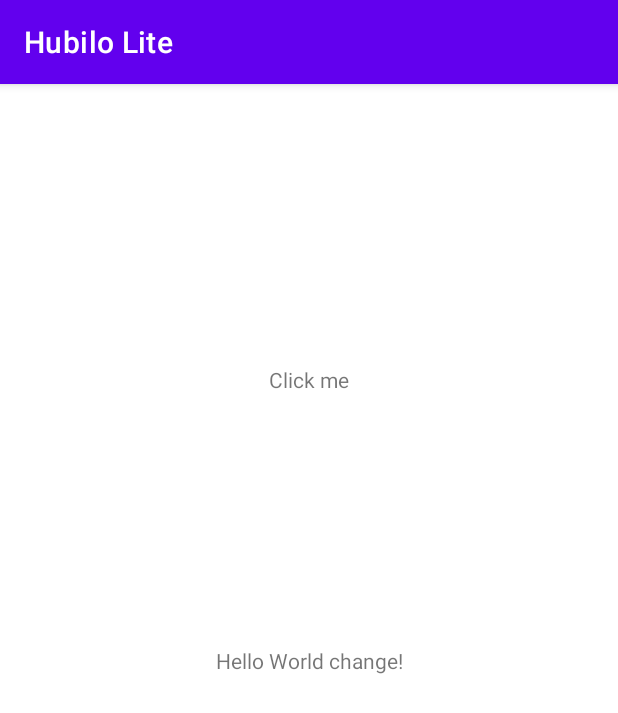
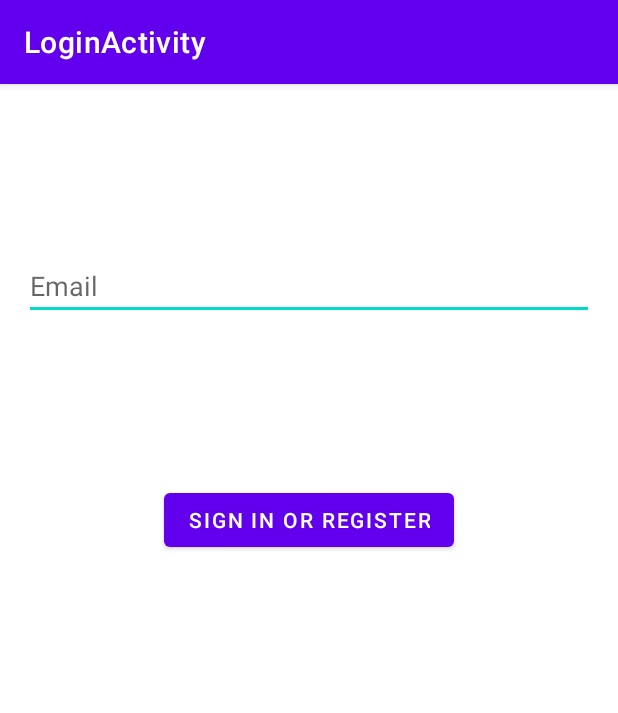
Before and after one commit to savinsharma/hubilo-lite, an Android app: the screen it shows after launch (MainActivity before the commit, LoginActivity after it), on a phone screen of 412 x 824 dp. Shown: the top 713 px of the screen. Run offline under Robolectric (Android 15) with nearby library versions, the phone set to English and light mode, and no system bars; 2 statements that could not run were skipped.

Commit message:
Working on login module

```diff
--- a/app/build.gradle
+++ b/app/build.gradle
@@ -29,6 +29,9 @@ android {
     kotlinOptions {
         jvmTarget = '1.8'
     }
+    buildFeatures {
+        viewBinding true
+    }
 }
 
 dependencies {
@@ -37,6 +40,9 @@ dependencies {
     implementation 'androidx.appcompat:appcompat:1.4.1'
     implementation 'com.google.android.material:material:1.5.0'
     implementation 'androidx.constraintlayout:constraintlayout:2.1.3'
+    implementation 'androidx.annotation:annotation:1.3.0'
+    implementation 'androidx.lifecycle:lifecycle-livedata-ktx:2.4.1'
+    implementation 'androidx.lifecycle:lifecycle-viewmodel-ktx:2.4.1'
     testImplementation 'junit:junit:4.13.2'
     androidTestImplementation 'androidx.test.ext:junit:1.1.3'
     androidTestImplementation 'androidx.test.espresso:espresso-core:3.4.0'
--- /dev/null
+++ b/app/src/main/java/com/hubilo/lite/LoginActivity.kt
@@ -0,0 +1,38 @@
+package com.hubilo.lite
+
+import android.os.Bundle
+import android.view.View
+import android.widget.Button
+import android.widget.EditText
+import androidx.appcompat.app.AppCompatActivity
+import com.hubilo.lite.apipack.ApiCallResponseCallBack
+import com.hubilo.lite.apipack.CommonResponse
+import com.hubilo.lite.apipack.LoginHelper
+
+class LoginActivity :AppCompatActivity() {
+
+    override fun onCreate(savedInstanceState: Bundle?) {
+        super.onCreate(savedInstanceState)
+        setContentView(R.layout.activity_login)
+
+        val edtUsername = findViewById<EditText>(R.id.username)
+        val edtPassword = findViewById<EditText>(R.id.password)
+        val btnLogin = findViewById<Button>(R.id.login)
+
+        btnLogin.setOnClickListener {
+            val email = edtUsername.text.toString()
+            val token = "eyJhbGciOiJIUzI1NiJ9.eyJ1c2VyIjp7fSwiZXZlbnQiOnsib3JnYW5pc2VyX2lkIjo2NjU5NCwiZXZlbnRfaWQiOjExNTA1LCJkZXZpY2VfdHlwZSI6IldFQiIsImFwaV9rZXkiOiJkODVmYWIyODAyOGQ0MDdlYTc5NTBkNzA0YTQ4NjUwOCIsImxhbmd1YWdlX21ldGFfaWQiOjB9fQ.nxCIISI4DEsxyEDBEpli0k45-a-gLfkTnHHw9zqhLzs"
+            LoginHelper.checkLogin(this, this, email, token, object : ApiCallResponseCallBack {
+                override fun onError(error: String) {
+
+                }
+
+                override fun onSuccess(mainResponse: CommonResponse<Any>) {
+                    if(mainResponse.status == true){
+                        edtPassword.visibility = View.VISIBLE
+                    }
+                }
+            })
+        }
+    }
+}
--- a/app/src/main/java/com/hubilo/lite/MainActivity.kt
+++ b/app/src/main/java/com/hubilo/lite/MainActivity.kt
@@ -9,8 +9,5 @@ class MainActivity : AppCompatActivity() {
     override fun onCreate(savedInstanceState: Bundle?) {
         super.onCreate(savedInstanceState)
         setContentView(R.layout.activity_main_prjt)
-        val email = "vivek@hubilo.com"
-        val token = "eyJhbGciOiJIUzI1NiJ9.eyJ1c2VyIjp7fSwiZXZlbnQiOnsib3JnYW5pc2VyX2lkIjo2NjU5NCwiZXZlbnRfaWQiOjExNTA1LCJkZXZpY2VfdHlwZSI6IldFQiIsImFwaV9rZXkiOiJkODVmYWIyODAyOGQ0MDdlYTc5NTBkNzA0YTQ4NjUwOCIsImxhbmd1YWdlX21ldGFfaWQiOjB9fQ.nxCIISI4DEsxyEDBEpli0k45-a-gLfkTnHHw9zqhLzs"
-        LoginHelper.checkLogin(this, this, email, token)
     }
 }
--- /dev/null
+++ b/app/src/main/java/com/hubilo/lite/SplashScreenActivity.kt
@@ -0,0 +1,40 @@
+package com.hubilo.lite
+
+import androidx.appcompat.app.AppCompatActivity
+import android.annotation.SuppressLint
+import android.content.Intent
+import android.graphics.Color
+import android.os.Bundle
+import android.os.Handler
+import android.os.Looper
+import android.view.View
+import com.hubilo.lite.databinding.ActivitySplashScreenBinding
+
+/**
+ * An example full-screen activity that shows and hides the system UI (i.e.
+ * status bar and navigation/system bar) with user interaction.
+ */
+class SplashScreenActivity : AppCompatActivity() {
+
+    private lateinit var binding: ActivitySplashScreenBinding
+
+    @SuppressLint("ClickableViewAccessibility")
+    override fun onCreate(savedInstanceState: Bundle?) {
+        super.onCreate(savedInstanceState)
+
+        window?.decorView?.systemUiVisibility = (View.SYSTEM_UI_FLAG_LAYOUT_STABLE
+                or View.SYSTEM_UI_FLAG_LAYOUT_FULLSCREEN)
+        window.statusBarColor = Color.TRANSPARENT
+
+        binding = ActivitySplashScreenBinding.inflate(layoutInflater)
+        setContentView(binding.root)
+        supportActionBar?.hide()
+
+        Handler(Looper.getMainLooper()).postDelayed({
+           val loginActivity = Intent(applicationContext, LoginActivity::class.java)
+           startActivity(loginActivity)
+           finish()
+        }, 500)
+    }
+
+}
--- /dev/null
+++ b/app/src/main/res/layout-w1240dp/activity_login.xml
@@ -0,0 +1,69 @@
+<?xml version="1.0" encoding="utf-8"?>
+<androidx.constraintlayout.widget.ConstraintLayout xmlns:android="http://schemas.android.com/apk/res/android"
+    xmlns:app="http://schemas.android.com/apk/res-auto"
+    xmlns:tools="http://schemas.android.com/tools"
+    android:id="@+id/container"
+    android:layout_width="match_parent"
+    android:layout_height="match_parent"
+    android:paddingLeft="@dimen/activity_horizontal_margin"
+    android:paddingTop="@dimen/activity_vertical_margin"
+    android:paddingRight="@dimen/activity_horizontal_margin"
+    android:paddingBottom="@dimen/activity_vertical_margin"
+    tools:context=".ui.login.LoginActivity">
+
+    <EditText
+        android:id="@+id/username"
+        android:layout_width="0dp"
+        android:layout_height="wrap_content"
+        android:layout_marginTop="96dp"
+        android:hint="@string/prompt_email"
+        android:inputType="textEmailAddress"
+        android:selectAllOnFocus="true"
+        app:layout_constraintEnd_toEndOf="parent"
+        app:layout_constraintStart_toStartOf="parent"
+        app:layout_constraintTop_toTopOf="parent" />
+
+    <EditText
+        android:id="@+id/password"
+        android:layout_width="0dp"
+        android:layout_height="wrap_content"
+        android:layout_marginTop="8dp"
+        android:hint="@string/prompt_password"
+        android:imeActionLabel="@string/action_sign_in_short"
+        android:imeOptions="actionDone"
+        android:inputType="textPassword"
+        android:selectAllOnFocus="true"
+        app:layout_constraintEnd_toEndOf="parent"
+        app:layout_constraintStart_toStartOf="parent"
+        app:layout_constraintTop_toBottomOf="@+id/username" />
+
+    <Button
+        android:id="@+id/login"
+        android:layout_width="wrap_content"
+        android:layout_height="wrap_content"
+        android:layout_gravity="start"
+        android:layout_marginTop="16dp"
+        android:layout_marginBottom="64dp"
+        android:enabled="false"
+        android:text="@string/action_sign_in"
+        app:layout_constraintBottom_toBottomOf="parent"
+        app:layout_constraintEnd_toEndOf="parent"
+        app:layout_constraintStart_toStartOf="parent"
+        app:layout_constraintTop_toBottomOf="@+id/password"
+        app:layout_constraintVertical_bias="0.2" />
+
+    <ProgressBar
+        android:id="@+id/loading"
+        android:layout_width="wrap_content"
+        android:layout_height="wrap_content"
+        android:layout_gravity="center"
+        android:layout_marginTop="64dp"
+        android:layout_marginBottom="64dp"
+        android:visibility="gone"
+        app:layout_constraintBottom_toBottomOf="parent"
+        app:layout_constraintEnd_toEndOf="@+id/password"
+        app:layout_constraintStart_toStartOf="@+id/password"
+        app:layout_constraintTop_toTopOf="parent"
+        app:layout_constraintVertical_bias="0.3" />
+
+</androidx.constraintlayout.widget.ConstraintLayout>
--- /dev/null
+++ b/app/src/main/res/layout-w936dp/activity_login.xml
@@ -0,0 +1,76 @@
+<?xml version="1.0" encoding="utf-8"?>
+<androidx.constraintlayout.widget.ConstraintLayout xmlns:android="http://schemas.android.com/apk/res/android"
+    xmlns:app="http://schemas.android.com/apk/res-auto"
+    xmlns:tools="http://schemas.android.com/tools"
+    android:id="@+id/container"
+    android:layout_width="match_parent"
+    android:layout_height="match_parent"
+    android:paddingLeft="@dimen/activity_horizontal_margin"
+    android:paddingTop="@dimen/activity_vertical_margin"
+    android:paddingRight="@dimen/activity_horizontal_margin"
+    android:paddingBottom="@dimen/activity_vertical_margin"
+    tools:context=".ui.login.LoginActivity">
+
+    <androidx.constraintlayout.widget.ConstraintLayout
+        android:layout_width="840dp"
+        android:layout_height="match_parent"
+        app:layout_constraintEnd_toEndOf="parent"
+        app:layout_constraintStart_toStartOf="parent">
+
+        <EditText
+            android:id="@+id/username"
+            android:layout_width="0dp"
+            android:layout_height="wrap_content"
+            android:layout_marginTop="96dp"
+            android:hint="@string/prompt_email"
+            android:inputType="textEmailAddress"
+            android:selectAllOnFocus="true"
+            app:layout_constraintEnd_toEndOf="parent"
+            app:layout_constraintStart_toStartOf="parent"
+            app:layout_constraintTop_toTopOf="parent" />
+
+        <EditText
+            android:id="@+id/password"
+            android:layout_width="0dp"
+            android:layout_height="wrap_content"
+            android:layout_marginTop="8dp"
+            android:hint="@string/prompt_password"
+            android:imeActionLabel="@string/action_sign_in_short"
+            android:imeOptions="actionDone"
+            android:inputType="textPassword"
+            android:selectAllOnFocus="true"
+            app:layout_constraintEnd_toEndOf="parent"
+            app:layout_constraintStart_toStartOf="parent"
+            app:layout_constraintTop_toBottomOf="@+id/username" />
+
+        <Button
+            android:id="@+id/login"
+            android:layout_width="wrap_content"
+            android:layout_height="wrap_content"
+            android:layout_gravity="start"
+            android:layout_marginTop="16dp"
+            android:layout_marginBottom="64dp"
+            android:enabled="false"
+            android:text="@string/action_sign_in"
+            app:layout_constraintBottom_toBottomOf="parent"
+            app:layout_constraintEnd_toEndOf="parent"
+            app:layout_constraintStart_toStartOf="parent"
+            app:layout_constraintTop_toBottomOf="@+id/password"
+            app:layout_constraintVertical_bias="0.2" />
+
+        <ProgressBar
+            android:id="@+id/loading"
+            android:layout_width="wrap_content"
+            android:layout_height="wrap_content"
+            android:layout_gravity="center"
+            android:layout_marginTop="64dp"
+            android:layout_marginBottom="64dp"
+            android:visibility="gone"
+            app:layout_constraintBottom_toBottomOf="parent"
+            app:layout_constraintEnd_toEndOf="@+id/password"
+            app:layout_constraintStart_toStartOf="@+id/password"
+            app:layout_constraintTop_toTopOf="parent"
+            app:layout_constraintVertical_bias="0.3" />
+
+    </androidx.constraintlayout.widget.ConstraintLayout>
+</androidx.constraintlayout.widget.ConstraintLayout>
--- /dev/null
+++ b/app/src/main/res/layout/activity_login.xml
@@ -0,0 +1,69 @@
+<?xml version="1.0" encoding="utf-8"?>
+<androidx.constraintlayout.widget.ConstraintLayout xmlns:android="http://schemas.android.com/apk/res/android"
+    xmlns:app="http://schemas.android.com/apk/res-auto"
+    xmlns:tools="http://schemas.android.com/tools"
+    android:id="@+id/container"
+    android:layout_width="match_parent"
+    android:layout_height="match_parent"
+    android:paddingLeft="@dimen/activity_horizontal_margin"
+    android:paddingTop="@dimen/activity_vertical_margin"
+    android:paddingRight="@dimen/activity_horizontal_margin"
+    android:paddingBottom="@dimen/activity_vertical_margin"
+    tools:context=".ui.login.LoginActivity">
+
+    <EditText
+        android:id="@+id/username"
+        android:layout_width="0dp"
+        android:layout_height="wrap_content"
+        android:layout_marginTop="96dp"
+        android:hint="@string/prompt_email"
+        android:inputType="textEmailAddress"
+        android:selectAllOnFocus="true"
+        app:layout_constraintEnd_toEndOf="parent"
+        app:layout_constraintStart_toStartOf="parent"
+        app:layout_constraintTop_toTopOf="parent" />
+
+    <EditText
+        android:id="@+id/password"
+        android:layout_width="0dp"
+        android:layout_height="wrap_content"
+        android:layout_marginTop="8dp"
+        android:hint="@string/prompt_password"
+        android:imeActionLabel="@string/action_sign_in_short"
+        android:imeOptions="actionDone"
+        android:inputType="textPassword"
+        android:selectAllOnFocus="true"
+        android:visibility="gone"
+        app:layout_constraintEnd_toEndOf="parent"
+        app:layout_constraintStart_toStartOf="parent"
+        app:layout_constraintTop_toBottomOf="@+id/username" />
+
+    <Button
+        android:id="@+id/login"
+        android:layout_width="wrap_content"
+        android:layout_height="wrap_content"
+        android:layout_gravity="start"
+        android:layout_marginTop="16dp"
+        android:layout_marginBottom="64dp"
+        android:text="@string/action_sign_in"
+        app:layout_constraintBottom_toBottomOf="parent"
+        app:layout_constraintEnd_toEndOf="parent"
+        app:layout_constraintStart_toStartOf="parent"
+        app:layout_constraintTop_toBottomOf="@+id/password"
+        app:layout_constraintVertical_bias="0.2" />
+
+    <ProgressBar
+        android:id="@+id/loading"
+        android:layout_width="wrap_content"
+        android:layout_height="wrap_content"
+        android:layout_gravity="center"
+        android:layout_marginTop="64dp"
+        android:layout_marginBottom="64dp"
+        android:visibility="gone"
+        app:layout_constraintBottom_toBottomOf="parent"
+        app:layout_constraintEnd_toEndOf="@+id/password"
+        app:layout_constraintStart_toStartOf="@+id/password"
+        app:layout_constraintTop_toTopOf="parent"
+        app:layout_constraintVertical_bias="0.3" />
+
+</androidx.constraintlayout.widget.ConstraintLayout>
--- /dev/null
+++ b/app/src/main/res/layout/activity_splash_screen.xml
@@ -0,0 +1,24 @@
+<?xml version="1.0" encoding="utf-8"?>
+<FrameLayout xmlns:android="http://schemas.android.com/apk/res/android"
+    xmlns:tools="http://schemas.android.com/tools"
+    android:layout_width="match_parent"
+    android:layout_height="match_parent"
+    android:background="?attr/fullscreenBackgroundColor"
+    android:theme="@style/ThemeOverlay.HubiloLite.FullscreenContainer"
+    tools:context=".SplashScreenActivity">
+
+    <!-- The primary full-screen view. This can be replaced with whatever view
+         is needed to present your content, e.g. VideoView, SurfaceView,
+         TextureView, etc. -->
+    <TextView
+        android:id="@+id/fullscreen_content"
+        android:layout_width="match_parent"
+        android:layout_height="match_parent"
+        android:gravity="center"
+        android:keepScreenOn="true"
+        android:text="@string/dummy_content"
+        android:textColor="?attr/fullscreenTextColor"
+        android:textSize="50sp"
+        android:textStyle="bold" />
+
+</FrameLayout>
--- /dev/null
+++ b/app/src/main/res/values-land/dimens.xml
@@ -0,0 +1,3 @@
+<resources>
+    <dimen name="activity_horizontal_margin">48dp</dimen>
+</resources>
--- a/app/src/main/res/values-night/themes.xml
+++ b/app/src/main/res/values-night/themes.xml
@@ -13,4 +13,9 @@
         <item name="android:statusBarColor" tools:targetApi="l">?attr/colorPrimaryVariant</item>
         <!-- Customize your theme here. -->
     </style>
+
+    <style name="ThemeOverlay.HubiloLite.FullscreenContainer" parent="">
+        <item name="fullscreenBackgroundColor">@color/light_blue_900</item>
+        <item name="fullscreenTextColor">@color/light_blue_A400</item>
+    </style>
 </resources>
--- /dev/null
+++ b/app/src/main/res/values-w1240dp/dimens.xml
@@ -0,0 +1,3 @@
+<resources>
+    <dimen name="activity_horizontal_margin">200dp</dimen>
+</resources>
--- /dev/null
+++ b/app/src/main/res/values-w600dp/dimens.xml
@@ -0,0 +1,3 @@
+<resources>
+    <dimen name="activity_horizontal_margin">48dp</dimen>
+</resources>
--- /dev/null
+++ b/app/src/main/res/values/attrs.xml
@@ -0,0 +1,6 @@
+<resources>
+    <declare-styleable name="FullscreenAttrs">
+        <attr name="fullscreenBackgroundColor" format="color" />
+        <attr name="fullscreenTextColor" format="color" />
+    </declare-styleable>
+</resources>
--- a/app/src/main/res/values/colors.xml
+++ b/app/src/main/res/values/colors.xml
@@ -7,4 +7,9 @@
     <color name="teal_700">#FF018786</color>
     <color name="black">#FF000000</color>
     <color name="white">#FFFFFFFF</color>
+    <color name="light_blue_600">#FF039BE5</color>
+    <color name="light_blue_900">#FF01579B</color>
+    <color name="light_blue_A200">#FF40C4FF</color>
+    <color name="light_blue_A400">#FF00B0FF</color>
+    <color name="black_overlay">#66000000</color>
 </resources>
--- /dev/null
+++ b/app/src/main/res/values/dimens.xml
@@ -0,0 +1,5 @@
+<resources>
+    <!-- Default screen margins, per the Android Design guidelines. -->
+    <dimen name="activity_horizontal_margin">16dp</dimen>
+    <dimen name="activity_vertical_margin">16dp</dimen>
+</resources>
--- a/app/src/main/res/values/strings.xml
+++ b/app/src/main/res/values/strings.xml
@@ -1,3 +1,15 @@
 <resources>
     <string name="app_name">Hubilo Lite</string>
+    <string name="title_activity_splash_screen">SplashScreenActivity</string>
+    <string name="dummy_button">Dummy Button</string>
+    <string name="dummy_content">Splash\nScreen</string>
+    <string name="title_activity_login">LoginActivity</string>
+    <string name="prompt_email">Email</string>
+    <string name="prompt_password">Password</string>
+    <string name="action_sign_in">Sign in or register</string>
+    <string name="action_sign_in_short">Sign in</string>
+    <string name="welcome">"Welcome !"</string>
+    <string name="invalid_username">Not a valid username</string>
+    <string name="invalid_password">Password must be >5 characters</string>
+    <string name="login_failed">"Login failed"</string>
 </resources>
--- /dev/null
+++ b/app/src/main/res/values/styles.xml
@@ -0,0 +1,11 @@
+<resources>
+
+    <style name="Widget.Theme.HubiloLite.ActionBar.Fullscreen" parent="Widget.AppCompat.ActionBar">
+        <item name="android:background">@color/black_overlay</item>
+    </style>
+
+    <style name="Widget.Theme.HubiloLite.ButtonBar.Fullscreen" parent="">
+        <item name="android:background">@color/black_overlay</item>
+        <item name="android:buttonBarStyle">?android:attr/buttonBarStyle</item>
+    </style>
+</resources>
--- a/app/src/main/res/values/themes.xml
+++ b/app/src/main/res/values/themes.xml
@@ -13,4 +13,31 @@
         <item name="android:statusBarColor" tools:targetApi="l">?attr/colorPrimaryVariant</item>
         <!-- Customize your theme here. -->
     </style>
+
+    <style name="Theme.HubiloLite.Fullscreen" parent="Theme.HubiloLite">
+        <item name="android:actionBarStyle">@style/Widget.Theme.HubiloLite.ActionBar.Fullscreen
+        </item>
+        <item name="android:windowActionBarOverlay">true</item>
+        <item name="android:windowBackground">@null</item>
+    </style>
+
+    <style name="ThemeOverlay.HubiloLite.FullscreenContainer" parent="">
+        <item name="fullscreenBackgroundColor">@color/light_blue_600</item>
+        <item name="fullscreenTextColor">@color/light_blue_A200</item>
+    </style>
+
+    <style name="NoActionBar">
+        <item name="windowActionBar">false</item>
+        <item name="windowNoTitle">true</item>
+        <item name="android:statusBarColor">@color/color_transparent</item>
+        <item name="android:windowActionBarOverlay">true</item>
+        <item name="android:windowDrawsSystemBarBackgrounds">true</item>
+        <item name="android:windowTranslucentStatus">true</item>
+        <item name="android:windowTranslucentNavigation">true</item>
+
+        <!-- Support Library compability -->
+        <item name="windowActionBarOverlay">true</item>
+    </style>
+
+    <color name="color_transparent">#00000000</color>
 </resources>
--- a/hubilolitesdk/src/main/java/com/hubilo/lite/apipack/LoginHelper.kt
+++ b/hubilolitesdk/src/main/java/com/hubilo/lite/apipack/LoginHelper.kt
@@ -5,7 +5,7 @@ import android.content.Context
 
 object LoginHelper {
 
-    fun checkLogin(activity: Activity, context: Context, email:String, token:String){
+    fun checkLogin(activity: Activity, context: Context, email:String, token:String, apiCallResponseCallBack: ApiCallResponseCallBack){
         SharedPreferenceUtil.getInstance(context)?.saveData(PreferenceKeyConstants.ACCESSTOKEN, token)
 
         val loginUserRequest = UserRequest()
@@ -16,15 +16,7 @@ object LoginHelper {
         val request = Request(payload)
         val apiCalls= AllApiCalls.singleInstance(context)
 
-        apiCalls?.mainResponseApiCall(activity, request, object : ApiCallResponseCallBack{
-            override fun onError(error: String) {
-
-            }
-
-            override fun onSuccess(mainResponse: CommonResponse<Any>) {
-
-            }
-        })
+        apiCalls?.mainResponseApiCall(activity, request, apiCallResponseCallBack)
         println("Help me")
     }
 }
```
Also changed, not shown: app/src/main/AndroidManifest.xml (+12 -3 lines).
